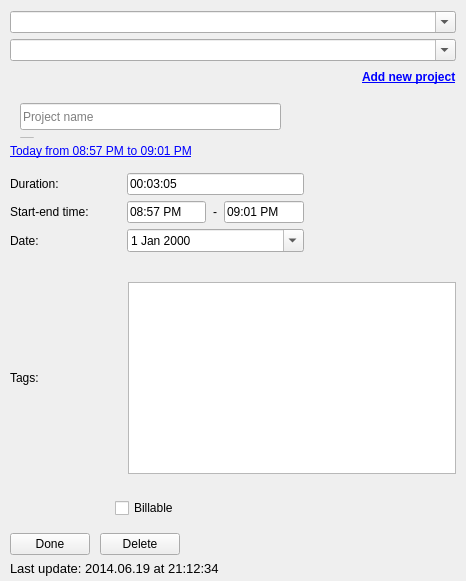
This is src/ui/linux/TogglDesktop/timeentryeditorwidget.ui in toggl-open-source/toggldesktop as Qt 5 draws it before an edit. The edited form follows.
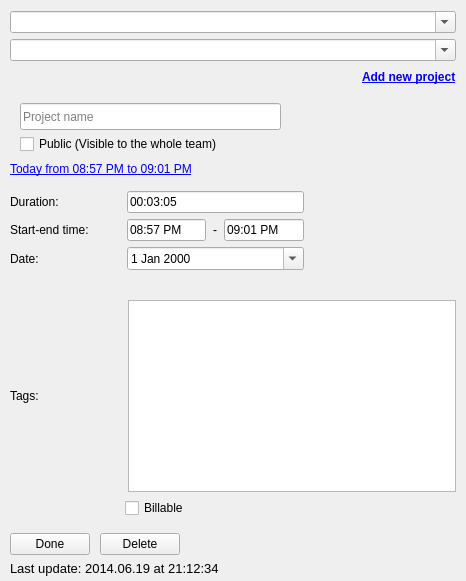
This is the edited form.

Commit message: Billable position in edit view (linux)

```diff
--- a/src/ui/linux/TogglDesktop/timeentryeditorwidget.ui
+++ b/src/ui/linux/TogglDesktop/timeentryeditorwidget.ui
@@ -411,6 +411,9 @@
       <property name="rightMargin">
        <number>0</number>
       </property>
+      <property name="bottomMargin">
+       <number>0</number>
+      </property>
       <item>
        <widget class="QLabel" name="label_3">
         <property name="minimumSize">
@@ -445,6 +448,9 @@
       <property name="leftMargin">
        <number>0</number>
       </property>
+      <property name="topMargin">
+       <number>0</number>
+      </property>
       <item>
        <spacer name="horizontalSpacer_3">
         <property name="orientation">
@@ -455,7 +461,7 @@
         </property>
         <property name="sizeHint" stdset="0">
          <size>
-          <width>105</width>
+          <width>115</width>
           <height>20</height>
          </size>
         </property>
```
